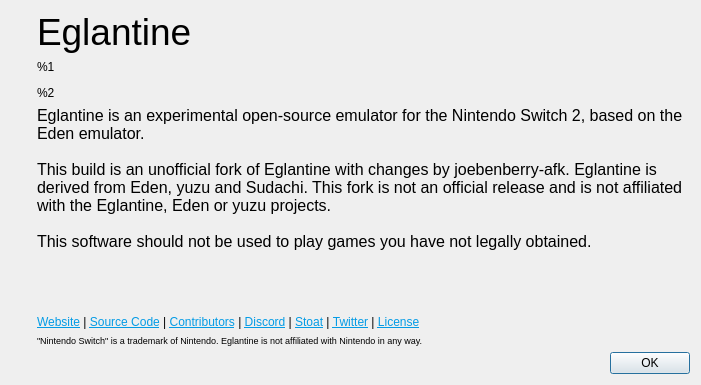
The window that src/yuzu/aboutdialog.ui (joebenberry-afk/Eglantine) describes before a commit, drawn with Qt 5.
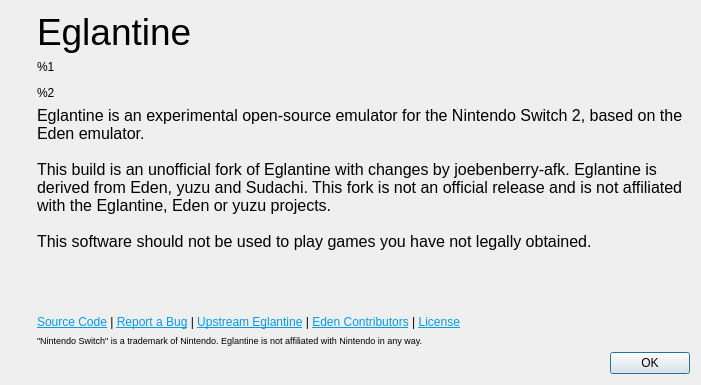
The same window after the commit. Icons and pictures are not drawn.

Commit message:
Point About and Help links at the fork and drop the parent's community links
- About: Source Code and Report a Bug go to github.com/joebenberry-afk/Eglantine; Upstream Eglantine, Eden Contributors and License stay as credit. Website, Discord, Stoat and Twitter are removed.
- Help: Report a Bug replaces the Report Compatibility entry, which named an action that was never defined.
- The ROM load error no longer sends people to the parent's Discord and Stoat.

What changed in the file:
```diff
--- a/src/yuzu/aboutdialog.ui
+++ b/src/yuzu/aboutdialog.ui
@@ -128,7 +128,7 @@
        <item>
         <widget class="QLabel" name="labelLinks">
          <property name="text">
-          <string>&lt;html&gt;&lt;head/&gt;&lt;body&gt;&lt;p&gt;&lt;a href=&quot;https://eden-emulator.github.io/&quot;&gt;&lt;span style=&quot; text-decoration: underline; color:#039be5;&quot;&gt;Website&lt;/span&gt;&lt;/a&gt; | &lt;a href=&quot;https://git.eden-emu.dev&quot;&gt;&lt;span style=&quot; text-decoration: underline; color:#039be5;&quot;&gt;Source Code&lt;/span&gt;&lt;/a&gt; | &lt;a href=&quot;https://git.eden-emu.dev/eden-emu/eden/activity/contributors&quot;&gt;&lt;span style=&quot; text-decoration: underline; color:#039be5;&quot;&gt;Contributors&lt;/span&gt;&lt;/a&gt; | &lt;a href=&quot;https://discord.gg/HstXbPch7X&quot;&gt;&lt;span style=&quot; text-decoration: underline; color:#039be5;&quot;&gt;Discord&lt;/span&gt;&lt;/a&gt; | &lt;a href=&quot;https://stt.gg/qKgFEAbH&quot;&gt;&lt;span style=&quot; text-decoration: underline; color:#039be5;&quot;&gt;Stoat&lt;/span&gt;&lt;/a&gt; | &lt;a href=&quot;https://nitter.poast.org/edenemuofficial&quot;&gt;&lt;span style=&quot; text-decoration: underline; color:#039be5;&quot;&gt;Twitter&lt;/span&gt;&lt;/a&gt; | &lt;a href=&quot;https://git.eden-emu.dev/eden-emu/eden/src/branch/master/LICENSE.txt&quot;&gt;&lt;span style=&quot; text-decoration: underline; color:#039be5;&quot;&gt;License&lt;/span&gt;&lt;/a&gt;&lt;/p&gt;&lt;/body&gt;&lt;/html&gt;</string>
+          <string>&lt;html&gt;&lt;head/&gt;&lt;body&gt;&lt;p&gt;&lt;a href=&quot;https://github.com/joebenberry-afk/Eglantine&quot;&gt;&lt;span style=&quot; text-decoration: underline; color:#039be5;&quot;&gt;Source Code&lt;/span&gt;&lt;/a&gt; | &lt;a href=&quot;https://github.com/joebenberry-afk/Eglantine/issues&quot;&gt;&lt;span style=&quot; text-decoration: underline; color:#039be5;&quot;&gt;Report a Bug&lt;/span&gt;&lt;/a&gt; | &lt;a href=&quot;https://github.com/Eglantine-Community/Eglantine&quot;&gt;&lt;span style=&quot; text-decoration: underline; color:#039be5;&quot;&gt;Upstream Eglantine&lt;/span&gt;&lt;/a&gt; | &lt;a href=&quot;https://git.eden-emu.dev/eden-emu/eden/activity/contributors&quot;&gt;&lt;span style=&quot; text-decoration: underline; color:#039be5;&quot;&gt;Eden Contributors&lt;/span&gt;&lt;/a&gt; | &lt;a href=&quot;https://github.com/joebenberry-afk/Eglantine/blob/HEAD/LICENSE.txt&quot;&gt;&lt;span style=&quot; text-decoration: underline; color:#039be5;&quot;&gt;License&lt;/span&gt;&lt;/a&gt;&lt;/p&gt;&lt;/body&gt;&lt;/html&gt;</string>
          </property>
          <property name="openExternalLinks">
           <bool>true</bool>
```
The commit also changes 3 other files.
